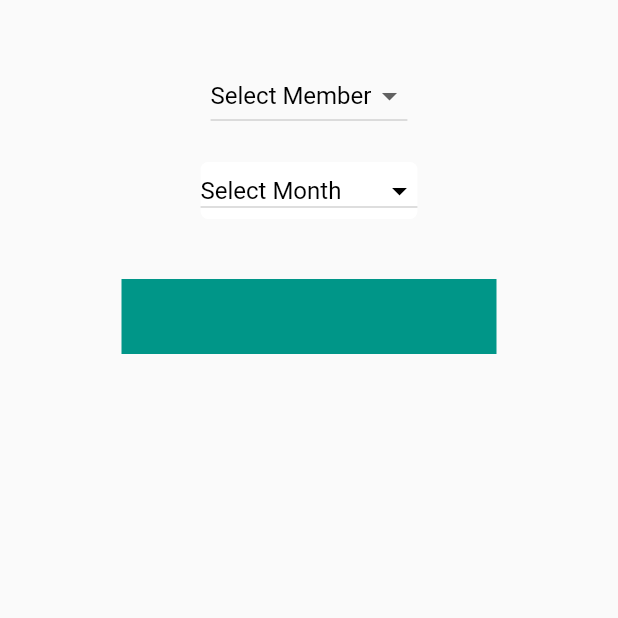
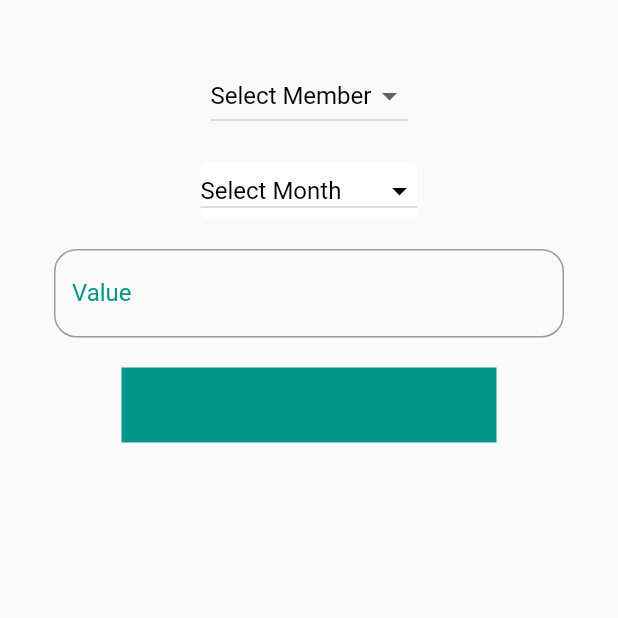
Before and after one commit to imranlaskar/usa_app, a Flutter app: the DataUpdate screen opened directly, on a phone screen of 412 x 824 dp, the top half of it. Run offline on Flutter 3.47's test engine with Material 2 defaults, Android fonts, the phone set to English and light mode, and no system bars; our stand-ins replace flutter_slider_drawer; statements that could not run were skipped.

Commit message:
15-01-22 2nd

```diff
--- a/lib/screen/admin/data_update.dart
+++ b/lib/screen/admin/data_update.dart
@@ -1,5 +1,6 @@
 import 'package:flutter/material.dart';
 import 'package:usa_app/helper/coustom_button.dart';
+import 'package:usa_app/helper/coustom_textformfield.dart';
 import 'package:usa_app/utill/all_color.dart';
 
 class DataUpdate extends StatefulWidget {
@@ -66,7 +67,15 @@ class _DataUpdateState extends State<DataUpdate> {
             ),
           ),
           SizedBox(height: 20,),
-
+          Padding(
+            padding: const EdgeInsets.only(left: 28.0,right: 28),
+            child: CoustomTextFormField(
+                labelText: "Value",
+                hintText: "Enter Value",
+                obdcureValue: false,
+                editingController: _valueController
+            ),
+          ),
           SizedBox(height: 20,),
           InkWell(
               onTap: (){
@@ -97,6 +106,7 @@ class _DataUpdateState extends State<DataUpdate> {
     );
   }
 }
+TextEditingController _valueController = TextEditingController();
 String? initValMember;
 String? initValMonth;
 List<String> memberList = [
```
